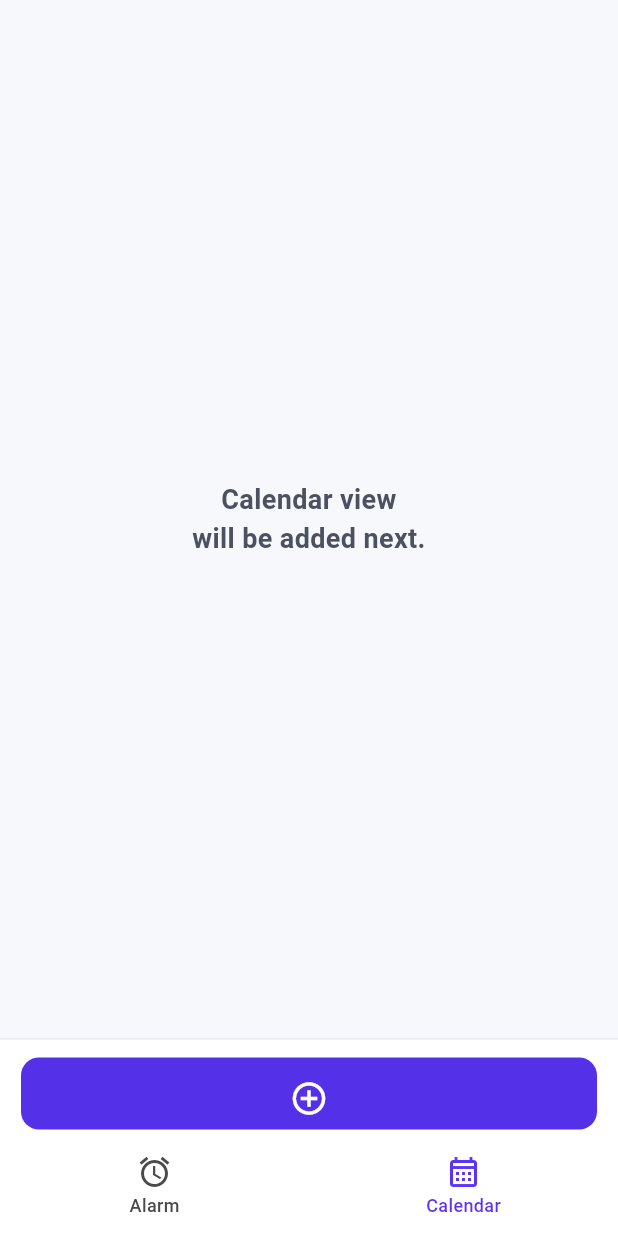
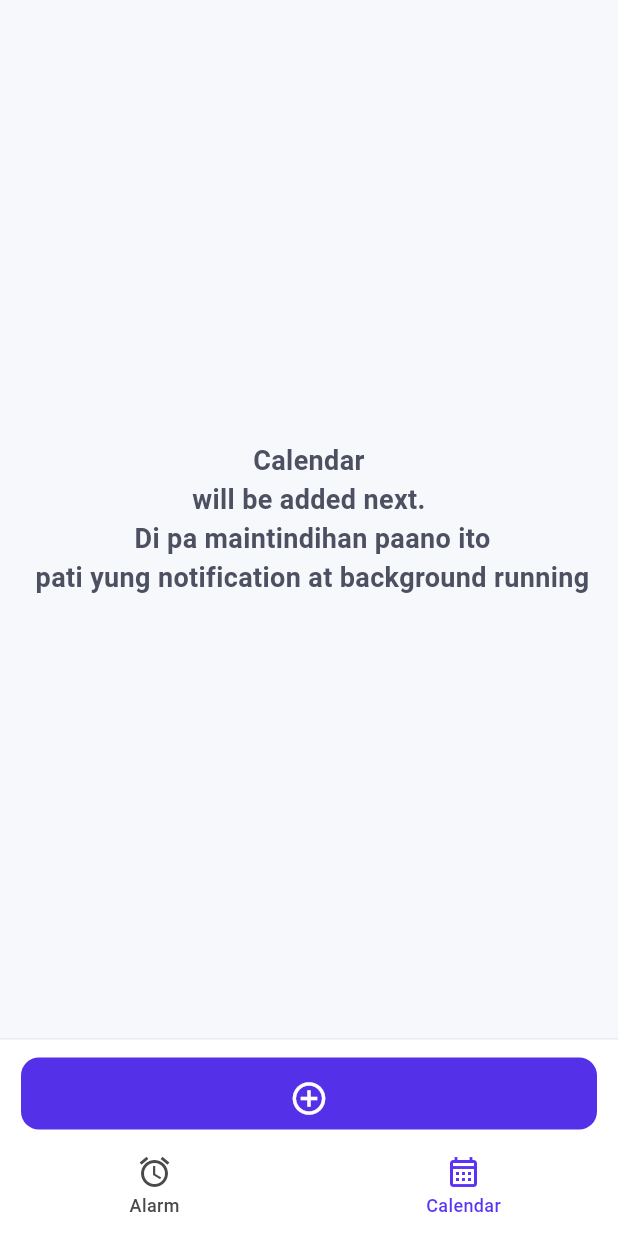
Before and after one commit to Timothy-John-Kaharian/alarm_application, a Flutter app: the screen it shows after launch, after a tap on "Calendar", on a phone screen of 412 x 824 dp. Run offline on Flutter 3.47's test engine with Material 3 defaults, Android fonts, the light colour scheme and no system bars; our stand-ins replace audioplayers, file_picker, flutter_local_notifications, flutter_timezone, shared_preferences, timezone.

Commit message:
New version, changed stuff

```diff
--- a/lib/main.dart
+++ b/lib/main.dart
@@ -1114,7 +1114,7 @@ class CalendarPlaceholderScreen extends StatelessWidget {
       bottom: false,
       child: Center(
         child: Text(
-          'Calendar view\nwill be added next.',
+          'Calendar \nwill be added next. \n Di pa maintindihan paano ito \n pati yung notification at background running',
           textAlign: TextAlign.center,
           style: TextStyle(
             fontSize: 18,
```
Also changed, not shown: 1 other file.
